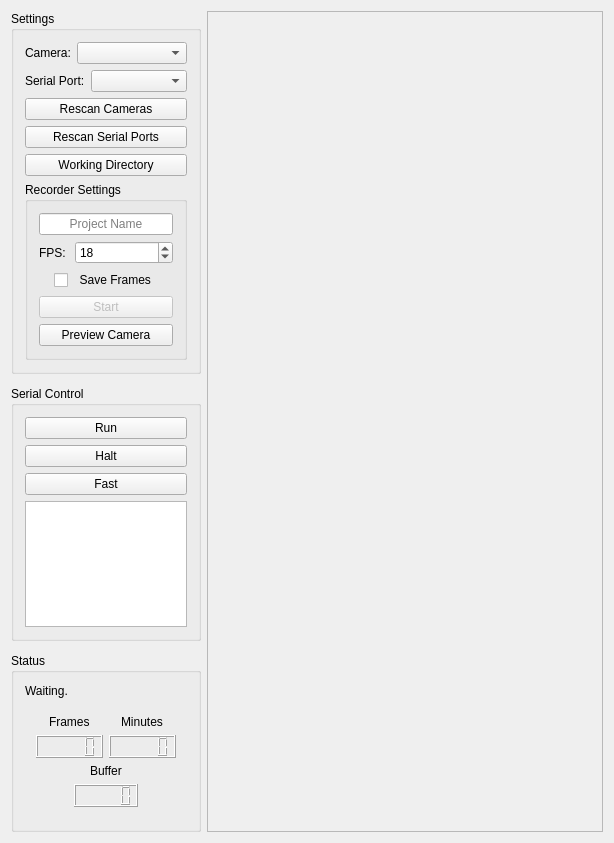
Qt form src/forms/mainwindow.ui (vale981/Taevitas) before a commit.
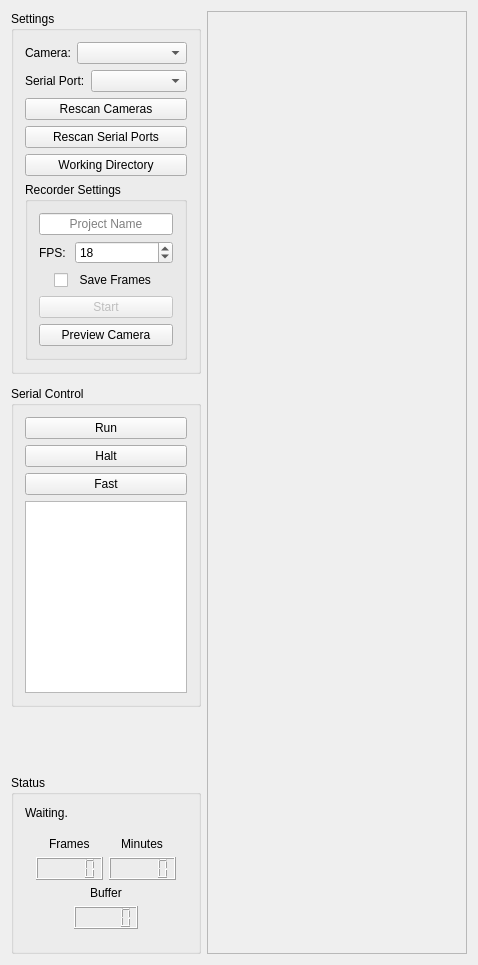
The same form after that commit.

What changed in the file:
```diff
--- a/src/forms/mainwindow.ui
+++ b/src/forms/mainwindow.ui
@@ -6,8 +6,8 @@
    <rect>
     <x>0</x>
     <y>0</y>
-    <width>614</width>
-    <height>843</height>
+    <width>478</width>
+    <height>965</height>
    </rect>
   </property>
   <property name="sizePolicy">
```
